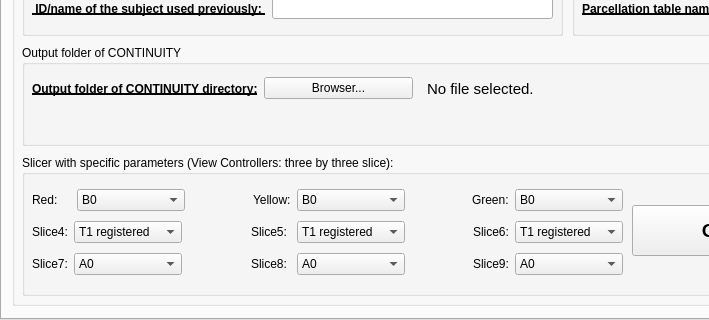
Before: the Qt Designer form CONTINUITY_QC/interface_visualization.ui in HZBCPP/CONTINUITY-lite, drawn with Qt 5; both pictures show x 0 to 709 and y 311 to 631 of the 1132 by 631 pixel window.
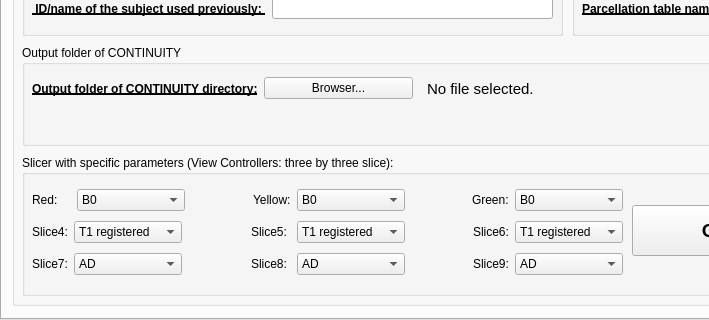
After: the same form once the commit is applied.

What changed in the file:
```diff
--- a/CONTINUITY_QC/interface_visualization.ui
+++ b/CONTINUITY_QC/interface_visualization.ui
@@ -422,7 +422,7 @@
           <widget class="QComboBox" name="Slice7_comboBox">
            <item>
             <property name="text">
-             <string>A0</string>
+             <string>AD</string>
             </property>
            </item>
            <item>
@@ -476,7 +476,7 @@
           <widget class="QComboBox" name="Slice8_comboBox">
            <item>
             <property name="text">
-             <string>A0</string>
+             <string>AD</string>
             </property>
            </item>
            <item>
@@ -530,7 +530,7 @@
           <widget class="QComboBox" name="Slice9_comboBox">
            <item>
             <property name="text">
-             <string>A0</string>
+             <string>AD</string>
             </property>
            </item>
            <item>
```
Left out of the diff: 12 changed lines with no effect on the pictures.
